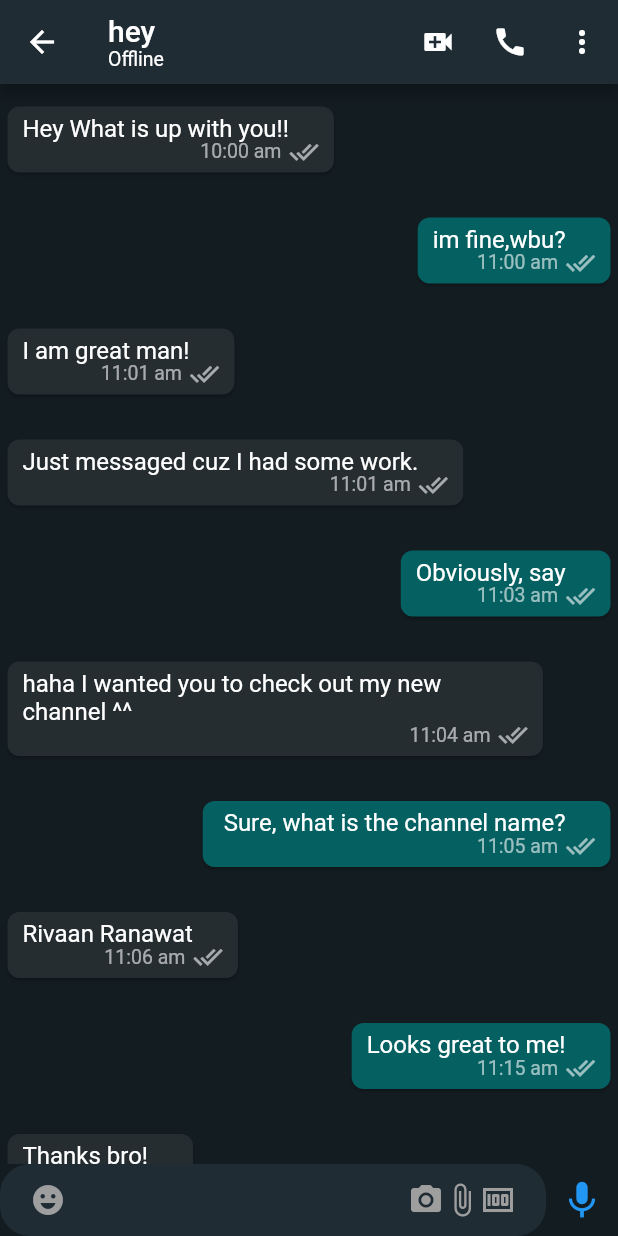
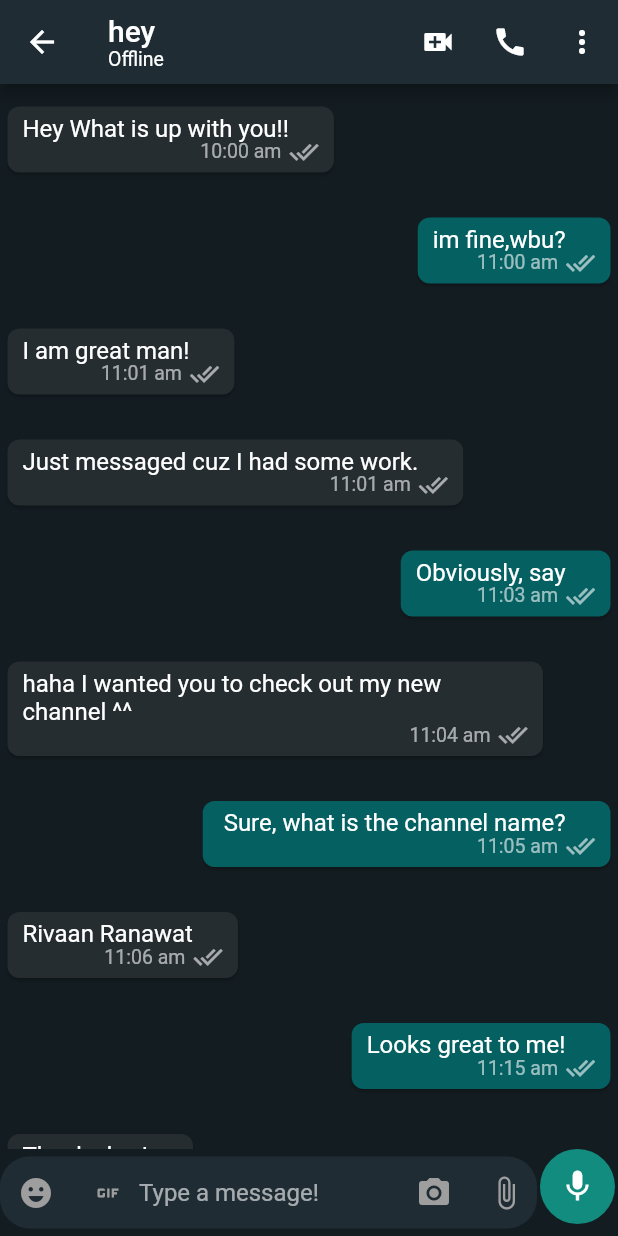
Before and after one commit to Pratham-1604/WhatsApp-Clone, a Flutter app: the MobileChatScreen screen opened directly, on a phone screen of 412 x 824 dp. Run offline on Flutter 3.47's test engine with Material 2 defaults, Android fonts, the phone set to English and light mode, and no system bars; our stand-ins replace cloud_firestore, country_picker, firebase_auth, firebase_core, firebase_storage, flutter_contacts and 2 more; accounts and stored records are empty.

Commit message:
started working on messaging feature and implemented backend code for displaying latest message on home screen

```diff
--- a/lib/colors.dart
+++ b/lib/colors.dart
@@ -14,3 +14,5 @@ const chatBarMessage = Color.fromRGBO(30, 36, 40, 1);
 const mobileChatBoxColor = Color.fromRGBO(31, 44, 52, 1);
 const greyColor = Colors.grey;
 const blackColor = Colors.black;
+const whatsGreenColor = Color(0xFF128C7E);
+const whiteColor = Colors.white;
--- a/lib/screens/mobile_chat_screen.dart
+++ b/lib/features/chat/screens/mobile_chat_screen.dart
@@ -5,6 +5,7 @@ import 'package:flutter_riverpod/flutter_riverpod.dart';
 import 'package:whatsapp_clone/colors.dart';
 import 'package:whatsapp_clone/common/widgets/loader.dart';
 import 'package:whatsapp_clone/features/auth/controller/auth_controller.dart';
+import 'package:whatsapp_clone/features/chat/widgets/bottom_chat_field.dart';
 import 'package:whatsapp_clone/models/user_model.dart';
 import 'package:whatsapp_clone/widgets/chat_list.dart';
 
@@ -68,62 +69,7 @@ class MobileChatScreen extends ConsumerWidget {
           Expanded(
             child: ChatLists(),
           ),
-          Row(
-            children: [
-              Expanded(
-                child: TextField(
-                  decoration: InputDecoration(
-                    filled: true,
-                    fillColor: mobileChatBoxColor,
-                    prefixIcon: const Padding(
-                      padding: EdgeInsets.symmetric(horizontal: 20.0),
-                      child: Icon(
-                        Icons.emoji_emotions,
-                        color: Colors.grey,
-                      ),
-                    ),
-                    suffixIcon: Padding(
-                      padding: const EdgeInsets.symmetric(horizontal: 20.0),
-                      child: Row(
-                        mainAxisAlignment: MainAxisAlignment.end,
-                        children: const [
-                          Icon(
-                            Icons.camera_alt,
-                            color: Colors.grey,
-                          ),
-                          Icon(
-                            Icons.attach_file,
-                            color: Colors.grey,
-                          ),
-                          Icon(
-                            Icons.money,
-                            color: Colors.grey,
-                          ),
-                        ],
-                      ),
-                    ),
-                    hintText: 'Type a message!',
-                    border: OutlineInputBorder(
-                      borderRadius: BorderRadius.circular(20.0),
-                      borderSide: const BorderSide(
-                        width: 0,
-                        style: BorderStyle.none,
-                      ),
-                    ),
-                    contentPadding: const EdgeInsets.all(10),
-                  ),
-                ),
-              ),
-              IconButton(
-                onPressed: () {},
-                icon: Icon(
-                  Icons.mic,
-                  color: Colors.blue,
-                  size: 30,
-                ),
-              ),
-            ],
-          ),
+          BottomChatField(),
         ],
       ),
     );
--- /dev/null
+++ b/lib/features/chat/widgets/bottom_chat_field.dart
@@ -0,0 +1,114 @@
+// ignore_for_file: prefer_const_constructors, prefer_const_literals_to_create_immutables
+import 'package:flutter/material.dart';
+import 'package:whatsapp_clone/colors.dart';
+
+class BottomChatField extends StatefulWidget {
+  const BottomChatField({
+    super.key,
+  });
+
+  @override
+  State<BottomChatField> createState() => _BottomChatFieldState();
+}
+
+class _BottomChatFieldState extends State<BottomChatField> {
+  bool isShowSendButton = false;
+
+  @override
+  Widget build(BuildContext context) {
+    final size = MediaQuery.of(context).size;
+    return Row(
+      children: [
+        Expanded(
+          child: TextFormField(
+            onChanged: (value) {
+              if (value.isNotEmpty) {
+                setState(() {
+                  isShowSendButton = true;
+                });
+              } else {
+                setState(() {
+                  isShowSendButton = false;
+                });
+              }
+            },
+            decoration: InputDecoration(
+              filled: true,
+              fillColor: mobileChatBoxColor,
+              prefixIcon: SizedBox(
+                width: size.width * 0.75 * 0.3,
+                child: Row(
+                  children: [
+                    IconButton(
+                      onPressed: () {},
+                      icon: Icon(
+                        Icons.emoji_emotions,
+                        color: Colors.grey,
+                      ),
+                    ),
+                    IconButton(
+                      onPressed: () {},
+                      icon: Icon(
+                        Icons.gif,
+                        color: Colors.grey,
+                      ),
+                    ),
+                  ],
+                ),
+              ),
+              suffixIcon: SizedBox(
+                width: size.width * 0.75 * 0.3,
+                child: Row(
+                  mainAxisAlignment: MainAxisAlignment.end,
+                  children: [
+                    IconButton(
+                      onPressed: () {},
+                      icon: Icon(
+                        Icons.camera_alt,
+                        color: Colors.grey,
+                      ),
+                    ),
+                    IconButton(
+                      onPressed: () {},
+                      icon: Icon(
+                        Icons.attach_file,
+                        color: Colors.grey,
+                      ),
+                    ),
+                  ],
+                ),
+              ),
+              hintText: 'Type a message!',
+              border: OutlineInputBorder(
+                borderRadius: BorderRadius.circular(20.0),
+                borderSide: const BorderSide(
+                  width: 0,
+                  style: BorderStyle.none,
+                ),
+              ),
+              contentPadding: const EdgeInsets.all(10),
+            ),
+          ),
+        ),
+        Padding(
+          padding: const EdgeInsets.only(bottom: 8, right: 2, left: 2),
+          child: CircleAvatar(
+            radius: 25,
+            backgroundColor: whatsGreenColor,
+            child: isShowSendButton
+                ? Icon(
+                    color: whiteColor,
+                    size: 25,
+                    Icons.send,
+                  )
+                : Icon(
+                    color: whiteColor,
+                    size: 25,
+                    Icons.mic,
+                  ),
+          ),
+        ),
+      ],
+    );
+  }
+}
--- a/lib/features/user_contacts/repositories/select_contacts_repositories.dart
+++ b/lib/features/user_contacts/repositories/select_contacts_repositories.dart
@@ -5,7 +5,7 @@ import 'package:flutter_contacts/flutter_contacts.dart';
 import 'package:flutter_riverpod/flutter_riverpod.dart';
 import 'package:whatsapp_clone/common/utils/utils.dart';
 import 'package:whatsapp_clone/models/user_model.dart';
-import 'package:whatsapp_clone/screens/mobile_chat_screen.dart';
+import 'package:whatsapp_clone/features/chat/screens/mobile_chat_screen.dart';
 
 final selectContactsRepositoriesProvider = Provider(
   (ref) => SelectContactsRepositories(FirebaseFirestore.instance),
--- a/lib/router.dart
+++ b/lib/router.dart
@@ -4,7 +4,7 @@ import 'package:whatsapp_clone/common/widgets/error.dart';
 import 'package:whatsapp_clone/features/auth/screens/otp_screen.dart';
 import 'package:whatsapp_clone/features/auth/screens/user_information.dart';
 import 'package:whatsapp_clone/features/user_contacts/screens/select_contacts_screen.dart';
-import 'package:whatsapp_clone/screens/mobile_chat_screen.dart';
+import 'package:whatsapp_clone/features/chat/screens/mobile_chat_screen.dart';
 
 import 'features/auth/screens/login_screen.dart';
 
--- a/lib/widgets/contact_lists.dart
+++ b/lib/widgets/contact_lists.dart
@@ -2,7 +2,7 @@
 import 'package:flutter/material.dart';
 import 'package:whatsapp_clone/colors.dart';
 import 'package:whatsapp_clone/info.dart';
-import 'package:whatsapp_clone/screens/mobile_chat_screen.dart';
+import 'package:whatsapp_clone/features/chat/screens/mobile_chat_screen.dart';
 
 class ContactLists extends StatelessWidget {
   const ContactLists({super.key});
```
Also changed, not shown: lib/features/chat/repository/chat_repository.dart (added, +84 -0 lines), lib/features/user_contacts/screens/select_contacts_screen.dart (+10 -0 lines), lib/models/chat_contact.dart (added, +34 -0 lines).
